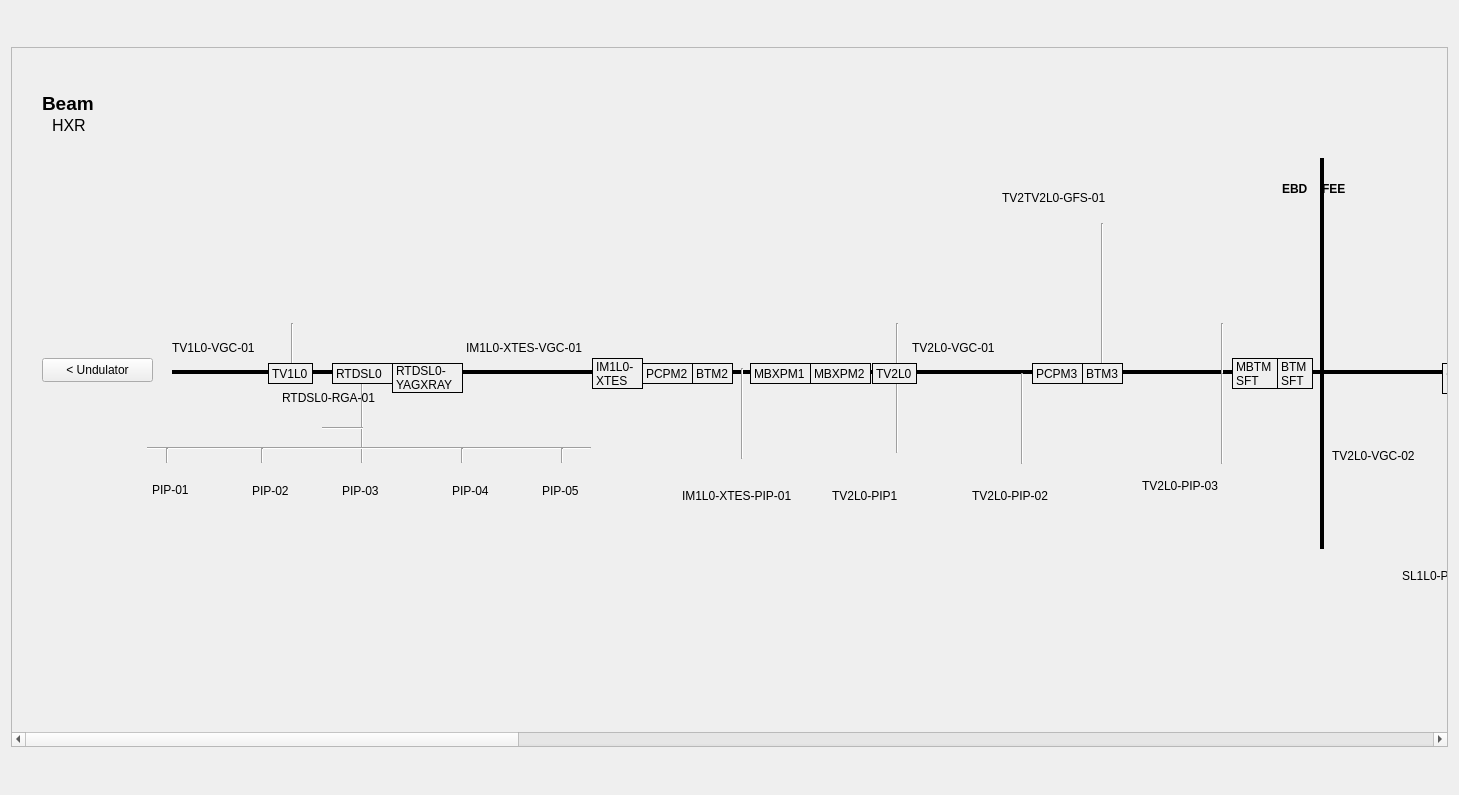
Qt form hxr-vac-dev.ui (pcdshub/lcls-pydm-vacuum) before a commit.
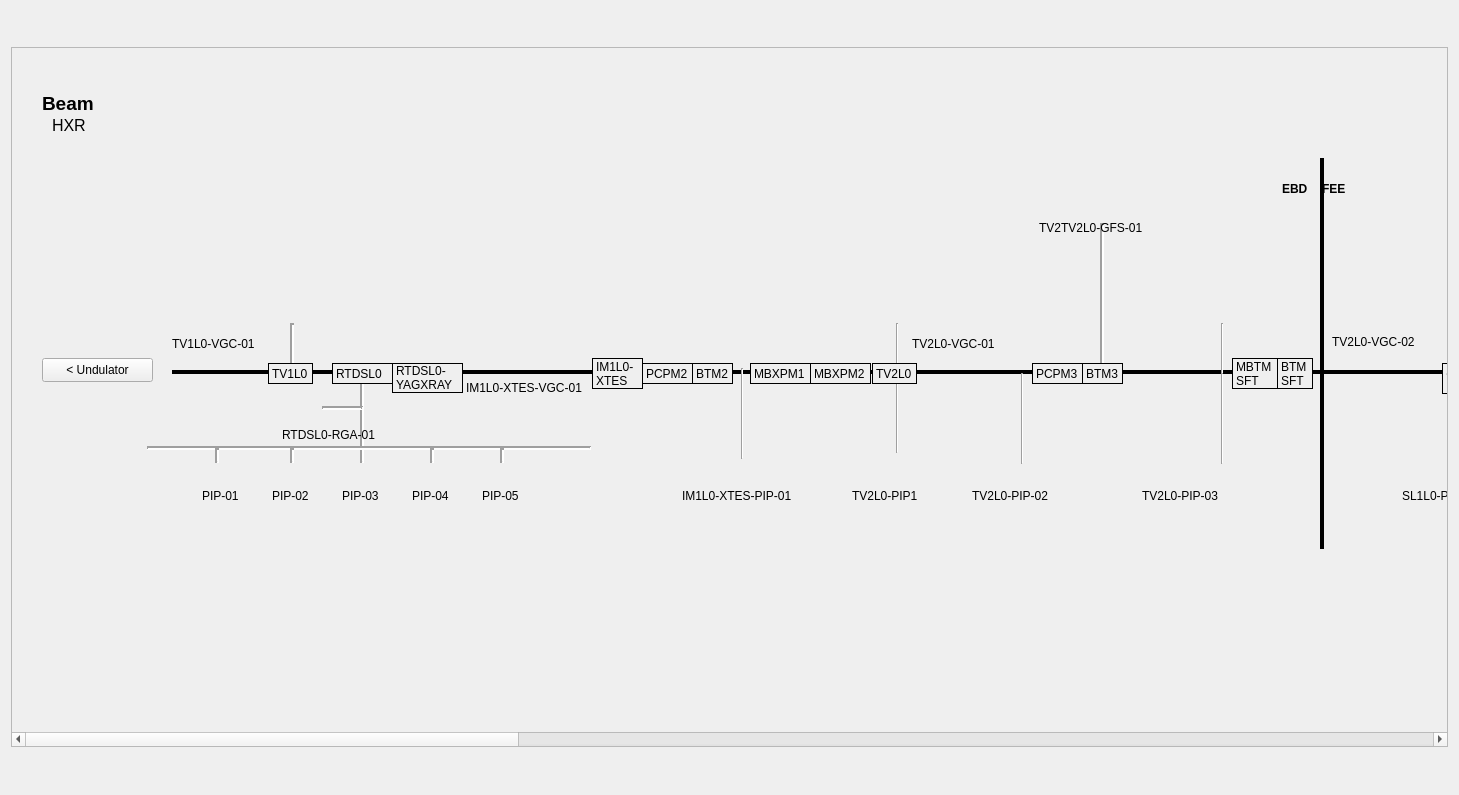
The same form after that commit. Icons and pictures are not drawn. Custom widgets are drawn as their Qt base class.

Commit message: WIP: Vertacaly alligns everything

Patch:
```diff
--- a/hxr-vac-dev.ui
+++ b/hxr-vac-dev.ui
@@ -367,6 +367,9 @@
          <height>700</height>
         </size>
        </property>
+       <property name="lineWidth">
+        <number>2</number>
+       </property>
        <property name="sizeAdjustPolicy">
         <enum>QAbstractScrollArea::AdjustToContents</enum>
        </property>
@@ -376,7 +379,7 @@
        <widget class="QWidget" name="scrollAreaWidgetContents">
         <property name="geometry">
          <rect>
-          <x>0</x>
+          <x>-586</x>
           <y>0</y>
           <width>5100</width>
           <height>585</height>
@@ -432,6 +435,9 @@
            <height>75</height>
           </rect>
          </property>
+         <property name="lineWidth">
+          <number>2</number>
+         </property>
          <property name="orientation">
           <enum>Qt::Vertical</enum>
          </property>
@@ -464,6 +470,9 @@
            <height>20</height>
           </rect>
          </property>
+         <property name="lineWidth">
+          <number>2</number>
+         </property>
          <property name="orientation">
           <enum>Qt::Horizontal</enum>
          </property>
@@ -472,11 +481,14 @@
          <property name="geometry">
           <rect>
            <x>310</x>
-           <y>370</y>
+           <y>350</y>
            <width>41</width>
            <height>20</height>
           </rect>
          </property>
+         <property name="lineWidth">
+          <number>2</number>
+         </property>
          <property name="orientation">
           <enum>Qt::Horizontal</enum>
          </property>
@@ -490,6 +502,9 @@
            <height>51</height>
           </rect>
          </property>
+         <property name="lineWidth">
+          <number>2</number>
+         </property>
          <property name="orientation">
           <enum>Qt::Vertical</enum>
          </property>
@@ -516,12 +531,15 @@
         <widget class="Line" name="line_7">
          <property name="geometry">
           <rect>
-           <x>140</x>
+           <x>190</x>
            <y>400</y>
            <width>30</width>
            <height>15</height>
           </rect>
          </property>
+         <property name="lineWidth">
+          <number>2</number>
+         </property>
          <property name="orientation">
           <enum>Qt::Vertical</enum>
          </property>
@@ -529,10 +547,10 @@
         <widget class="IonPump" name="RTDSL0_PIP_01">
          <property name="geometry">
           <rect>
-           <x>100</x>
-           <y>405</y>
-           <width>101</width>
-           <height>151</height>
+           <x>180</x>
+           <y>410</y>
+           <width>60</width>
+           <height>150</height>
           </rect>
          </property>
          <property name="toolTip">
@@ -554,12 +572,15 @@
         <widget class="Line" name="line_8">
          <property name="geometry">
           <rect>
-           <x>240</x>
+           <x>270</x>
            <y>400</y>
            <width>20</width>
            <height>15</height>
           </rect>
          </property>
+         <property name="lineWidth">
+          <number>2</number>
+         </property>
          <property name="orientation">
           <enum>Qt::Vertical</enum>
          </property>
@@ -567,10 +588,10 @@
         <widget class="IonPump" name="RTDSL0_PIP_02">
          <property name="geometry">
           <rect>
-           <x>200</x>
-           <y>405</y>
-           <width>101</width>
-           <height>151</height>
+           <x>250</x>
+           <y>410</y>
+           <width>60</width>
+           <height>150</height>
           </rect>
          </property>
          <property name="toolTip">
@@ -592,6 +613,9 @@
            <height>15</height>
           </rect>
          </property>
+         <property name="lineWidth">
+          <number>2</number>
+         </property>
          <property name="orientation">
           <enum>Qt::Vertical</enum>
          </property>
@@ -599,10 +623,10 @@
         <widget class="IonPump" name="RTDSL0_PIP_03">
          <property name="geometry">
           <rect>
-           <x>300</x>
-           <y>405</y>
-           <width>101</width>
-           <height>151</height>
+           <x>320</x>
+           <y>410</y>
+           <width>60</width>
+           <height>150</height>
           </rect>
          </property>
          <property name="toolTip">
@@ -621,12 +645,15 @@
         <widget class="Line" name="line_12">
          <property name="geometry">
           <rect>
-           <x>540</x>
+           <x>480</x>
            <y>400</y>
            <width>20</width>
            <height>15</height>
           </rect>
          </property>
+         <property name="lineWidth">
+          <number>2</number>
+         </property>
          <property name="orientation">
           <enum>Qt::Vertical</enum>
          </property>
@@ -634,10 +661,10 @@
         <widget class="IonPump" name="RTDSL0_PIP_04">
          <property name="geometry">
           <rect>
-           <x>400</x>
-           <y>405</y>
-           <width>101</width>
-           <height>151</height>
+           <x>390</x>
+           <y>410</y>
+           <width>60</width>
+           <height>150</height>
           </rect>
          </property>
          <property name="toolTip">
@@ -653,12 +680,15 @@
         <widget class="Line" name="line_13">
          <property name="geometry">
           <rect>
-           <x>440</x>
+           <x>410</x>
            <y>400</y>
            <width>20</width>
            <height>15</height>
           </rect>
          </property>
+         <property name="lineWidth">
+          <number>2</number>
+         </property>
          <property name="orientation">
           <enum>Qt::Vertical</enum>
          </property>
@@ -666,10 +696,10 @@
         <widget class="IonPump" name="RTDSL0_PIP_05">
          <property name="geometry">
           <rect>
-           <x>500</x>
-           <y>405</y>
-           <width>101</width>
-           <height>151</height>
+           <x>460</x>
+           <y>410</y>
+           <width>60</width>
+           <height>150</height>
           </rect>
          </property>
          <property name="toolTip">
@@ -689,7 +719,7 @@
          <property name="geometry">
           <rect>
            <x>300</x>
-           <y>360</y>
+           <y>340</y>
            <width>40</width>
            <height>40</height>
           </rect>
@@ -720,10 +750,10 @@
         <widget class="IonPump" name="IM1L0_XTES_PIP_01">
          <property name="geometry">
           <rect>
-           <x>680</x>
+           <x>710</x>
            <y>410</y>
-           <width>111</width>
-           <height>111</height>
+           <width>60</width>
+           <height>150</height>
           </rect>
          </property>
          <property name="toolTip">
@@ -752,10 +782,10 @@
         <widget class="IonPump" name="TV2L0_PIP_01">
          <property name="geometry">
           <rect>
-           <x>830</x>
+           <x>850</x>
            <y>410</y>
-           <width>111</width>
-           <height>111</height>
+           <width>60</width>
+           <height>150</height>
           </rect>
          </property>
          <property name="toolTip">
@@ -816,10 +846,10 @@
         <widget class="IonPump" name="TV2L0_PIP_02">
          <property name="geometry">
           <rect>
-           <x>960</x>
+           <x>980</x>
            <y>410</y>
-           <width>111</width>
-           <height>111</height>
+           <width>60</width>
+           <height>150</height>
           </rect>
          </property>
          <property name="toolTip">
@@ -841,6 +871,9 @@
            <height>150</height>
           </rect>
          </property>
+         <property name="lineWidth">
+          <number>2</number>
+         </property>
          <property name="orientation">
           <enum>Qt::Vertical</enum>
          </property>
@@ -955,10 +988,10 @@
         <widget class="IonPump" name="TV2L0_PIP_03">
          <property name="geometry">
           <rect>
-           <x>1150</x>
+           <x>1180</x>
            <y>410</y>
-           <width>111</width>
-           <height>111</height>
+           <width>60</width>
+           <height>150</height>
           </rect>
          </property>
          <property name="toolTip">
@@ -1580,10 +1613,10 @@
         <widget class="IonPump" name="SL1L0_POWER_PIN_01">
          <property name="geometry">
           <rect>
-           <x>1390</x>
-           <y>405</y>
-           <width>111</width>
-           <height>111</height>
+           <x>1420</x>
+           <y>410</y>
+           <width>60</width>
+           <height>150</height>
           </rect>
          </property>
          <property name="toolTip">
@@ -1641,8 +1674,8 @@
         <widget class="ColdCathodeGauge" name="TV2L0_GFS_02">
          <property name="geometry">
           <rect>
-           <x>1035</x>
-           <y>30</y>
+           <x>1030</x>
+           <y>60</y>
            <width>111</width>
            <height>111</height>
           </rect>
@@ -3049,10 +3082,10 @@
         <widget class="PyDMEmbeddedDisplay" name="PyDMEmbeddedDisplay">
          <property name="geometry">
           <rect>
-           <x>180</x>
-           <y>140</y>
-           <width>161</width>
-           <height>131</height>
+           <x>165</x>
+           <y>160</y>
+           <width>174</width>
+           <height>125</height>
           </rect>
          </property>
          <property name="toolTip">
@@ -3078,7 +3111,7 @@
          <property name="geometry">
           <rect>
            <x>160</x>
-           <y>290</y>
+           <y>286</y>
            <width>101</width>
            <height>20</height>
           </rect>
@@ -3091,7 +3124,7 @@
          <property name="geometry">
           <rect>
            <x>454</x>
-           <y>290</y>
+           <y>330</y>
            <width>131</width>
            <height>20</height>
           </rect>
@@ -3104,7 +3137,7 @@
          <property name="geometry">
           <rect>
            <x>900</x>
-           <y>290</y>
+           <y>286</y>
            <width>111</width>
            <height>20</height>
           </rect>
@@ -3117,7 +3150,7 @@
          <property name="geometry">
           <rect>
            <x>270</x>
-           <y>340</y>
+           <y>377</y>
            <width>101</width>
            <height>20</height>
           </rect>
@@ -3129,8 +3162,8 @@
         <widget class="QLabel" name="label_5">
          <property name="geometry">
           <rect>
-           <x>140</x>
-           <y>434</y>
+           <x>190</x>
+           <y>440</y>
            <width>41</width>
            <height>16</height>
           </rect>
@@ -3142,8 +3175,8 @@
         <widget class="QLabel" name="label_6">
          <property name="geometry">
           <rect>
-           <x>440</x>
-           <y>435</y>
+           <x>400</x>
+           <y>440</y>
            <width>41</width>
            <height>16</height>
           </rect>
@@ -3156,7 +3189,7 @@
          <property name="geometry">
           <rect>
            <x>330</x>
-           <y>435</y>
+           <y>440</y>
            <width>41</width>
            <height>16</height>
           </rect>
@@ -3168,8 +3201,8 @@
         <widget class="QLabel" name="label_8">
          <property name="geometry">
           <rect>
-           <x>530</x>
-           <y>435</y>
+           <x>470</x>
+           <y>440</y>
            <width>41</width>
            <height>16</height>
           </rect>
@@ -3181,8 +3214,8 @@
         <widget class="QLabel" name="label_9">
          <property name="geometry">
           <rect>
-           <x>240</x>
-           <y>435</y>
+           <x>260</x>
+           <y>440</y>
            <width>41</width>
            <height>16</height>
           </rect>
@@ -3194,10 +3227,10 @@
         <widget class="PyDMEmbeddedDisplay" name="PyDMEmbeddedDisplay_2">
          <property name="geometry">
           <rect>
-           <x>780</x>
-           <y>140</y>
-           <width>151</width>
-           <height>131</height>
+           <x>770</x>
+           <y>160</y>
+           <width>174</width>
+           <height>125</height>
           </rect>
          </property>
          <property name="toolTip">
@@ -3219,10 +3252,10 @@
         <widget class="PyDMEmbeddedDisplay" name="PyDMEmbeddedDisplay_3">
          <property name="geometry">
           <rect>
-           <x>1100</x>
-           <y>140</y>
-           <width>151</width>
-           <height>131</height>
+           <x>1110</x>
+           <y>160</y>
+           <width>174</width>
+           <height>125</height>
           </rect>
          </property>
          <property name="toolTip">
@@ -3242,9 +3275,9 @@
          <property name="geometry">
           <rect>
            <x>1350</x>
-           <y>140</y>
-           <width>151</width>
-           <height>131</height>
+           <y>160</y>
+           <width>174</width>
+           <height>125</height>
           </rect>
          </property>
          <property name="toolTip">
@@ -3455,7 +3488,7 @@
         <widget class="QLabel" name="label_20">
          <property name="geometry">
           <rect>
-           <x>820</x>
+           <x>840</x>
            <y>440</y>
            <width>81</width>
            <height>16</height>
@@ -3482,7 +3515,7 @@
          <property name="geometry">
           <rect>
            <x>1130</x>
-           <y>430</y>
+           <y>440</y>
            <width>111</width>
            <height>16</height>
           </rect>
@@ -3494,8 +3527,8 @@
         <widget class="QLabel" name="label_23">
          <property name="geometry">
           <rect>
-           <x>990</x>
-           <y>140</y>
+           <x>1027</x>
+           <y>170</y>
            <width>121</width>
            <height>20</height>
           </rect>
@@ -3508,7 +3541,7 @@
          <property name="geometry">
           <rect>
            <x>1320</x>
-           <y>400</y>
+           <y>286</y>
            <width>101</width>
            <height>16</height>
           </rect>
@@ -3521,7 +3554,7 @@
          <property name="geometry">
           <rect>
            <x>1390</x>
-           <y>520</y>
+           <y>440</y>
            <width>141</width>
            <height>16</height>
           </rect>
```
Left out of the diff: 254 changed lines with no effect on the pictures.
